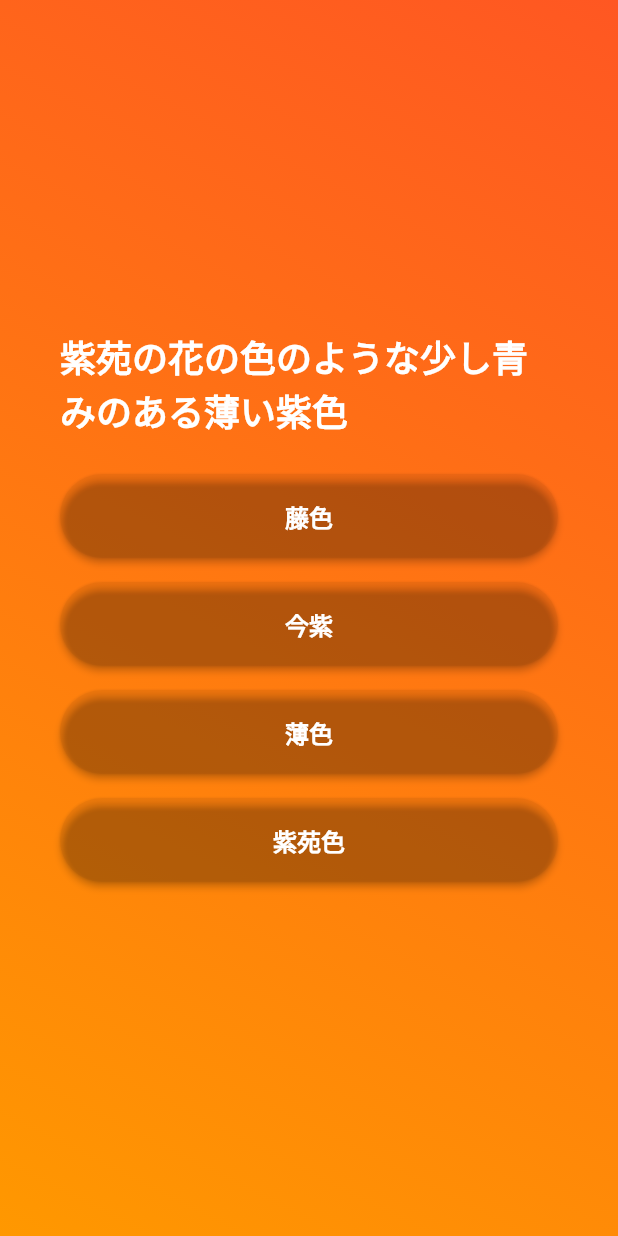
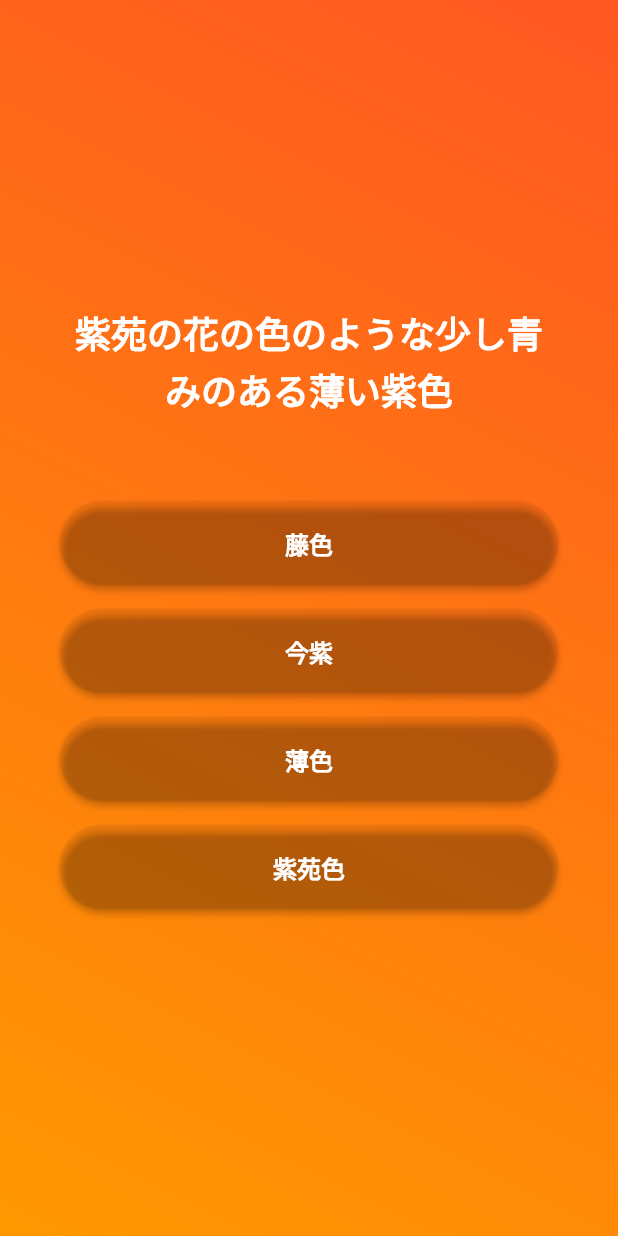
Before and after one commit to yusuke-shiya/adv_basics, a Flutter app: the screen it shows after launch, after a tap on "始める", on a phone screen of 412 x 824 dp. Run offline on Flutter 3.47's test engine with Material 2 defaults, Android fonts, the phone set to English and light mode, and no system bars.

Commit message:
style: questions_screen

```diff
--- a/lib/questions_screen.dart
+++ b/lib/questions_screen.dart
@@ -33,13 +33,15 @@ class _QuestionsScreenState extends State<QuestionsScreen> {
             children: [
               Text(
                 question.question,
+                textAlign: TextAlign.center,
                 style: const TextStyle(
                   fontSize: 24,
                   fontWeight: FontWeight.bold,
                   color: Colors.white,
+                  height: 1.6,
                 ),
               ),
-              const SizedBox(height: 24),
+              const SizedBox(height: 56),
               ...question.shuffledAnswers.map((answer) => AnswerButton(
                     onPressed: answerQuestion,
                     answerText: answer,
```
